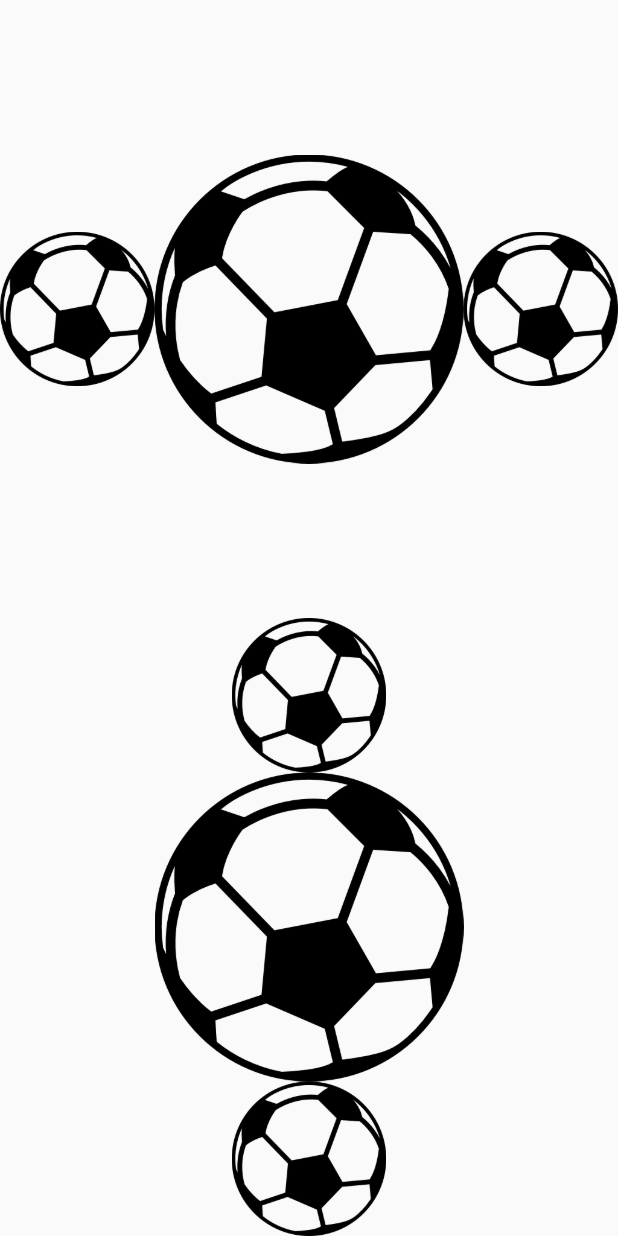
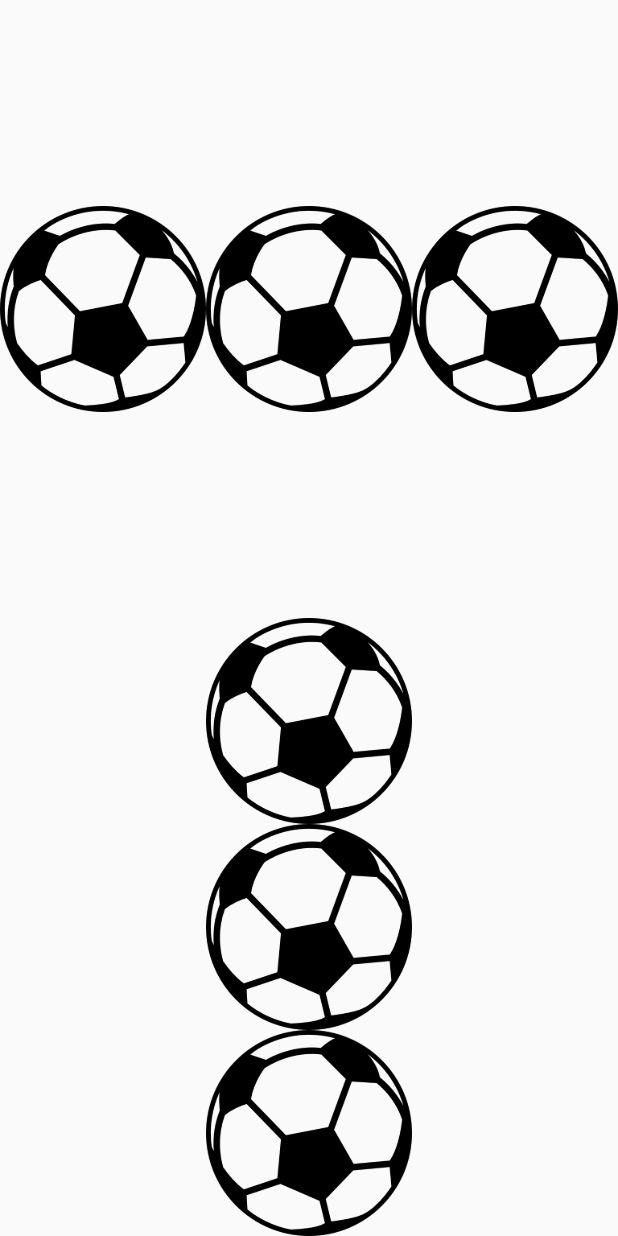
Before and after one commit to CaNeoN28/StartupNamer, a Flutter app: the screen it shows after launch, on a phone screen of 412 x 824 dp. Run offline on Flutter 3.47's test engine with Material 2 defaults, Android fonts, the phone set to English and light mode, and no system bars.

Commit message:
Uso e personalização de Rows e Columns

```diff
--- a/lib/Layouts/rows_columns.dart
+++ b/lib/Layouts/rows_columns.dart
@@ -19,7 +19,7 @@ class RowsAndColumns extends StatelessWidget {
                     child: Image.asset("assets/ball.png"),
                   ),
                   Expanded(
-                    flex: 2,
+                    //flex: 2,
                     child: Image.asset("assets/ball.png"),
                   ),
                   Expanded(
@@ -37,7 +37,7 @@ class RowsAndColumns extends StatelessWidget {
                     child: Image.asset("assets/ball.png"),
                   ),
                   Expanded(
-                    flex: 2,
+                    //flex: 2,
                     child: Image.asset("assets/ball.png"),
                   ),
                   Expanded(
```
